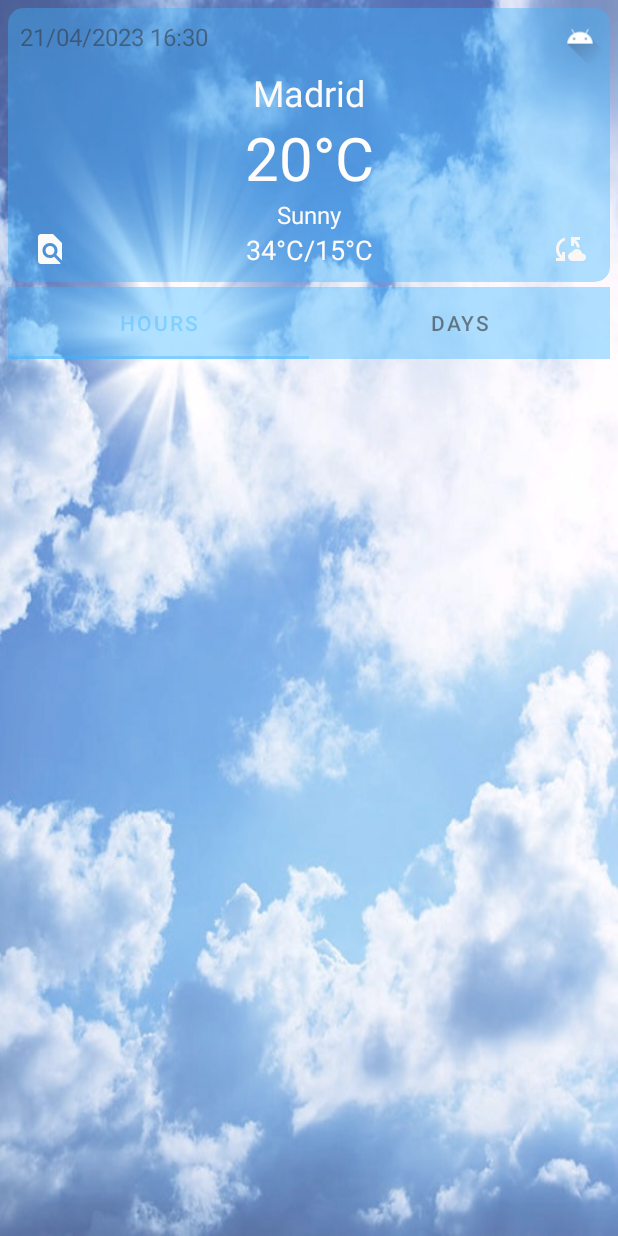
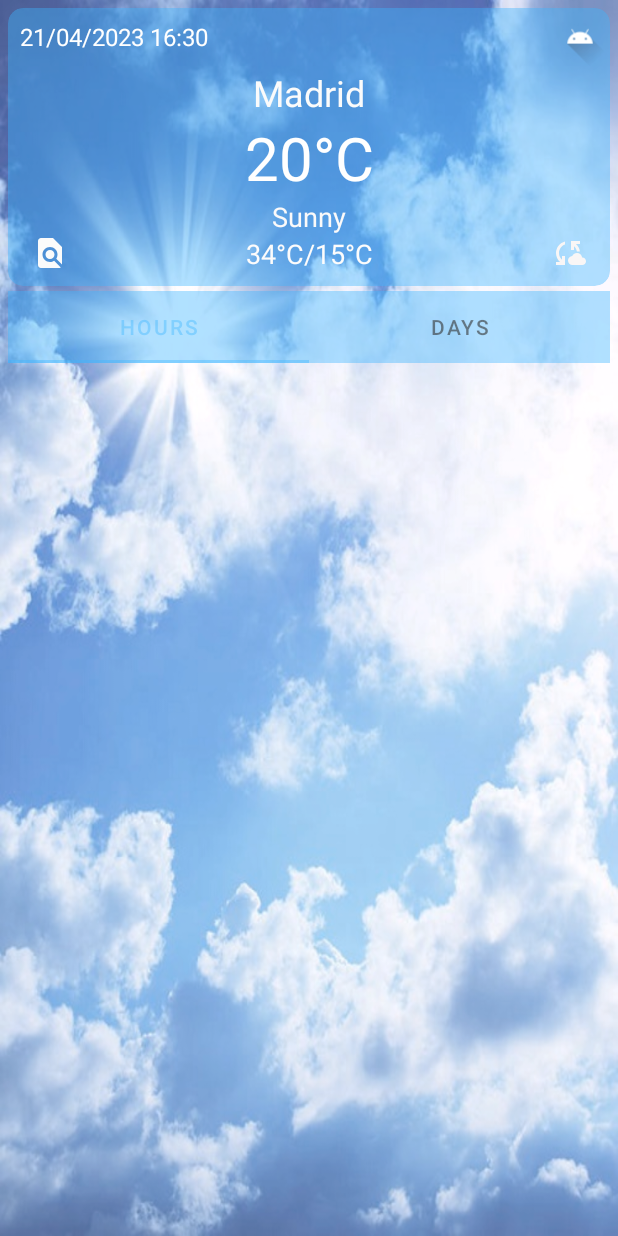
Before and after one commit to Detalboroda/pogodaApi, an Android app: the screen it shows after launch (MainActivity), on a phone screen of 412 x 824 dp. Run offline under Robolectric (Android 15) with nearby library versions, the phone set to English and light mode, and no system bars; our stand-ins replace Picasso, Volley; pictures from the network do not load; Roboto replaces fonts that are not available here; 1 statement that could not run was skipped.

Commit message:
Изменен размер текста отображающего температуру. Изменен цвет текста отображающего дату.

```diff
--- a/app/src/main/res/layout/fragment_main.xml
+++ b/app/src/main/res/layout/fragment_main.xml
@@ -46,6 +46,7 @@
                 android:layout_marginTop="8dp"
                 android:fontFamily="@font/alata"
                 android:text="21/04/2023 16:30"
+                android:textColor="@color/white"
                 android:textSize="16sp"
                 app:layout_constraintStart_toStartOf="parent"
                 app:layout_constraintTop_toTopOf="parent" />
@@ -76,7 +77,7 @@
                 android:layout_height="wrap_content"
                 android:fontFamily="@font/alata"
                 android:text="20°C"
-                android:textColor="#FFFCFC"
+                android:textColor="@color/white"
                 android:textSize="40sp"
                 app:layout_constraintEnd_toEndOf="parent"
                 app:layout_constraintStart_toStartOf="parent"
@@ -89,7 +90,7 @@
                 android:fontFamily="@font/alata"
                 android:text="Sunny"
                 android:textColor="#FBF9F9"
-                android:textSize="16dp"
+                android:textSize="18dp"
                 app:layout_constraintEnd_toEndOf="parent"
                 app:layout_constraintStart_toStartOf="parent"
                 app:layout_constraintTop_toBottomOf="@+id/tvCurrentTemp" />
```
